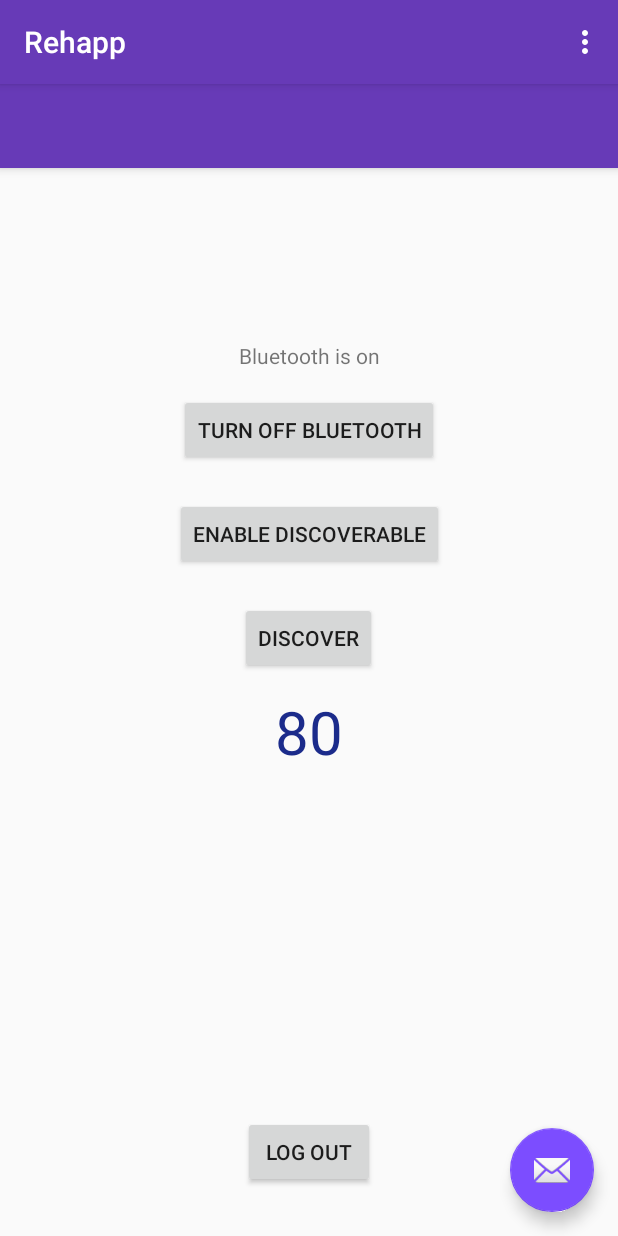
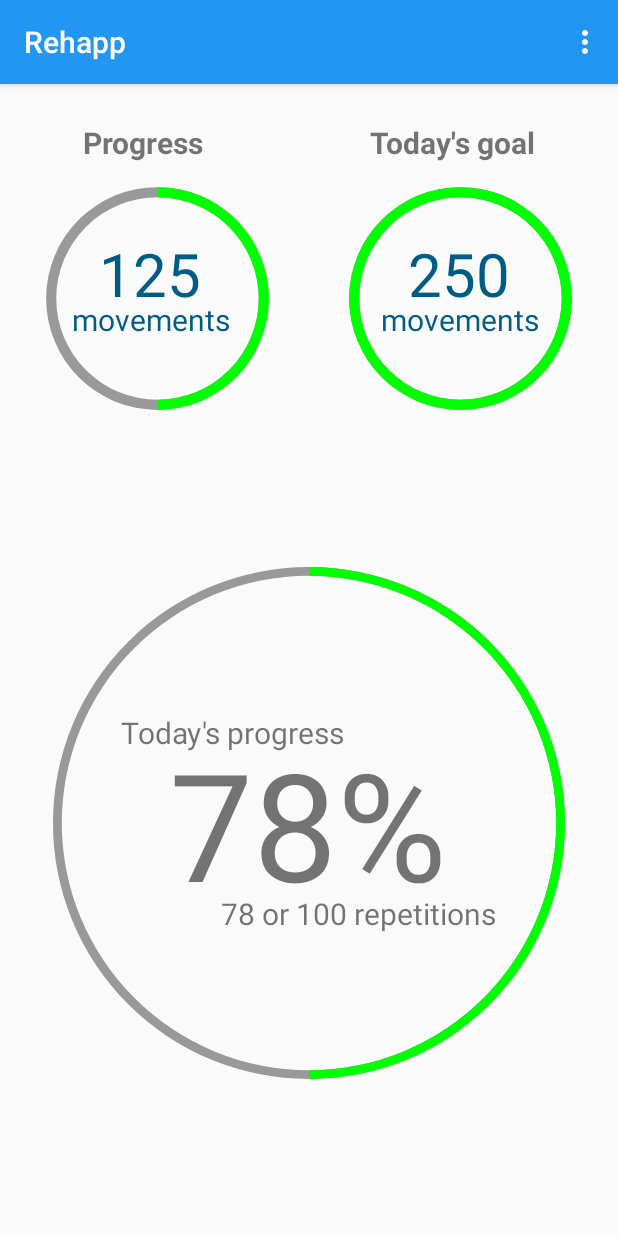
Before and after one commit to jebriella/RehabAppProject, an Android app: the MainActivity screen opened directly, with no data from a screen before it, in the options menu, after a tap on "Today's Progress", on a phone screen of 412 x 824 dp. Run offline under Robolectric (Android 15) with nearby library versions, the phone set to English and light mode, and no system bars; libraries missing offline, so code that uses them is left out: com.firebase.ui.

Commit message:
layout of circular progress bars

```diff
--- a/app/src/main/AndroidManifest.xml
+++ b/app/src/main/AndroidManifest.xml
@@ -28,6 +28,8 @@
 
         <activity
             android:name=".MainActivity"/>
+        <activity
+            android:name=".ProgressActivity"/>
 
     </application>
 
--- a/app/src/main/java/com/example/rehabappproject/MainActivity.java
+++ b/app/src/main/java/com/example/rehabappproject/MainActivity.java
@@ -54,11 +54,11 @@ public class MainActivity extends AppCompatActivity implements AdapterView.OnIte
     protected void onDestroy() {
         Log.d(TAG, "onDestroy: called.");
         super.onDestroy();
-        unregisterReceiver(mBroadcastReceiver1);
-        //unregisterReceiver(mBroadcastReceiver2);
-        unregisterReceiver(mBroadcastReceiver3);
-        unregisterReceiver(mBroadcastReceiver4);
-      //  unregisterReceiver(mBroadcastReceiver1);
+      unregisterReceiver(mBroadcastReceiver1);
+      //  unregisterReceiver(mBroadcastReceiver2);
+      unregisterReceiver(mBroadcastReceiver3);
+      unregisterReceiver(mBroadcastReceiver4);
+      // unregisterReceiver(mBroadcastReceiver1);
         //^^ The above code generates "receiver not registered"
     }
 
@@ -163,7 +163,7 @@ public class MainActivity extends AppCompatActivity implements AdapterView.OnIte
                 .addOnCompleteListener(new OnCompleteListener<Void>() {
                     public void onComplete(@NonNull Task<Void> task) {
                         // user is now signed out
-                        startActivity(new Intent(getApplicationContext(), LoginActivity.class));
+                        // startActivity(new Intent(getApplicationContext(), LoginActivity.class));
                         finish();
                     }
                 });
@@ -389,4 +389,13 @@ public class MainActivity extends AppCompatActivity implements AdapterView.OnIte
             Log.d(TAG, "checkBTPermissions: No need to check permissions. SDK version < LOLLIPOP.");
         }
     }
+
+    public void btnProgress(View view){
+
+        setContentView(R.layout.activity_home);
+
+        //startActivity(new Intent(getApplicationContext(), ProgressActivity.class));
+        //finish();
+
+    }
 }
--- /dev/null
+++ b/app/src/main/java/com/example/rehabappproject/ProgressActivity.java
@@ -0,0 +1,16 @@
+package com.example.rehabappproject;
+
+import android.os.Bundle;
+
+import androidx.appcompat.app.AppCompatActivity;
+
+public class ProgressActivity extends AppCompatActivity {
+
+    @Override
+    protected void onCreate(Bundle savedInstanceState) {
+        super.onCreate(savedInstanceState);
+        setContentView(R.layout.activity_home);
+
+    }
+
+}
--- /dev/null
+++ b/app/src/main/res/drawable/circular.xml
@@ -0,0 +1,50 @@
+<?xml version="1.0" encoding="utf-8"?>
+<!-- code from https://demonuts.com/circular-progress-bar/ -->
+
+<layer-list xmlns:android="http://schemas.android.com/apk/res/android">
+    <item android:id="@android:id/secondaryProgress">
+        <shape
+            android:innerRadiusRatio="4"
+            android:shape="ring"
+            android:thicknessRatio="40"
+            android:useLevel="true">
+
+
+            <gradient
+                android:centerColor="#999999"
+                android:endColor="#999999"
+                android:startColor="#999999"
+                android:type="sweep" />
+        </shape>
+    </item>
+
+    <item android:id="@android:id/progress">
+        <rotate
+            android:fromDegrees="270"
+            android:pivotX="50%"
+            android:pivotY="50%"
+            android:toDegrees="270">
+
+            <shape
+                android:innerRadiusRatio="4"
+                android:shape="ring"
+                android:thicknessRatio="40"
+                android:useLevel="true">
+
+
+                <rotate
+                    android:fromDegrees="0"
+                    android:pivotX="50%"
+                    android:pivotY="50%"
+                    android:toDegrees="360" />
+
+                <gradient
+                    android:centerColor="#00FF00"
+                    android:endColor="#00FF00"
+                    android:startColor="#00FF00"
+                    android:type="sweep" />
+
+            </shape>
+        </rotate>
+    </item>
+</layer-list>
--- /dev/null
+++ b/app/src/main/res/drawable/circular2.xml
@@ -0,0 +1,50 @@
+<?xml version="1.0" encoding="utf-8"?>
+<!-- code from https://demonuts.com/circular-progress-bar/ -->
+
+<layer-list xmlns:android="http://schemas.android.com/apk/res/android">
+    <item android:id="@android:id/secondaryProgress">
+        <shape
+            android:innerRadiusRatio="2.5"
+            android:shape="ring"
+            android:thicknessRatio="70"
+            android:useLevel="true">
+
+
+            <gradient
+                android:centerColor="#999999"
+                android:endColor="#999999"
+                android:startColor="#999999"
+                android:type="sweep" />
+        </shape>
+    </item>
+
+    <item android:id="@android:id/progress">
+        <rotate
+            android:fromDegrees="270"
+            android:pivotX="50%"
+            android:pivotY="50%"
+            android:toDegrees="270">
+
+            <shape
+                android:innerRadiusRatio="2.5"
+                android:shape="ring"
+                android:thicknessRatio="70"
+                android:useLevel="true">
+
+
+                <rotate
+                    android:fromDegrees="0"
+                    android:pivotX="50%"
+                    android:pivotY="50%"
+                    android:toDegrees="360" />
+
+                <gradient
+                    android:centerColor="#00FF00"
+                    android:endColor="#00FF00"
+                    android:startColor="#00FF00"
+                    android:type="sweep" />
+
+            </shape>
+        </rotate>
+    </item>
+</layer-list>
--- /dev/null
+++ b/app/src/main/res/layout/activity_home.xml
@@ -0,0 +1,230 @@
+<?xml version="1.0" encoding="utf-8"?>
+<LinearLayout xmlns:android="http://schemas.android.com/apk/res/android"
+    android:orientation="vertical" android:layout_width="match_parent"
+    android:layout_height="match_parent">
+
+    <LinearLayout
+        android:layout_width="match_parent"
+        android:layout_height="wrap_content"
+        android:orientation="vertical"
+        android:paddingTop="25dp">
+
+
+        <LinearLayout
+            android:layout_width="match_parent"
+            android:layout_height="wrap_content"
+            android:orientation="horizontal"
+            android:layout_gravity="center">
+
+            <TextView
+                android:layout_width="wrap_content"
+                android:layout_height="wrap_content"
+                android:text="Progress"
+                android:gravity="center"
+                android:textStyle="bold"
+                android:layout_weight="1"
+                android:textSize="@dimen/big_text"
+                >
+            </TextView>
+
+            <TextView
+                android:layout_width="wrap_content"
+                android:layout_height="wrap_content"
+                android:text="Today's goal"
+                android:gravity="center"
+                android:textStyle="bold"
+                android:layout_weight="1"
+                android:textSize="@dimen/big_text"
+                >
+
+            </TextView>
+
+        </LinearLayout>
+
+
+
+        <LinearLayout
+            android:layout_width="match_parent"
+            android:layout_height="wrap_content"
+            android:orientation="horizontal"
+            android:layout_gravity="center"
+            android:paddingTop="15dp">
+
+            <RelativeLayout
+                android:layout_width="wrap_content"
+                android:layout_height="wrap_content" >
+
+                <ProgressBar
+                    android:id="@+id/progressBar"
+                    style="?android:attr/progressBarStyleHorizontal"
+                    android:layout_width="200dp"
+                    android:layout_height="150dp"
+                    android:layout_alignParentStart="true"
+                    android:layout_marginStart="0dp"
+                    android:indeterminate="false"
+                    android:max="100"
+                    android:paddingStart="-30dp"
+                    android:paddingEnd="-40dp"
+                    android:progress="50"
+
+                    android:progressDrawable="@drawable/circular"
+                    android:secondaryProgress="100" />
+                <LinearLayout
+                    android:layout_width="wrap_content"
+                    android:layout_height="wrap_content"
+                    android:orientation="vertical">
+
+                    <TextView
+                        android:id="@+id/antal5"
+                        android:layout_width="200dp"
+                        android:layout_height="85dp"
+                        android:gravity="center_horizontal|bottom"
+                        android:text="125"
+                        android:textColor="@color/colorPrimaryDark"
+                        android:textSize="40sp"
+
+                        >
+                    </TextView>
+
+                    <TextView
+                        android:id="@+id/tv4"
+                        android:layout_width="200dp"
+                        android:layout_height="wrap_content"
+                        android:gravity="center_horizontal"
+                        android:text="movements"
+                        android:textColor="@color/colorPrimaryDark"
+                        android:textSize="20sp"
+                        android:layout_marginTop="-10dp"
+
+                        />
+                </LinearLayout>
+
+            </RelativeLayout>
+
+            <RelativeLayout
+                android:layout_width="wrap_content"
+                android:layout_height="wrap_content"
+                >
+
+                <ProgressBar
+                    android:id="@+id/progressBar2"
+                    style="?android:attr/progressBarStyleHorizontal"
+                    android:layout_width="200dp"
+                    android:layout_height="150dp"
+                    android:layout_alignParentEnd="true"
+                    android:layout_marginEnd="0dp"
+                    android:indeterminate="false"
+                    android:max="100"
+                    android:paddingStart="-40dp"
+                    android:paddingEnd="-30dp"
+                    android:progress="100"
+
+                    android:progressDrawable="@drawable/circular"
+                    android:secondaryProgress="100" />
+                <LinearLayout
+                    android:layout_width="match_parent"
+                    android:layout_height="wrap_content"
+                    android:orientation="vertical"
+                    >
+
+                    <TextView
+                        android:id="@+id/antal"
+                        android:layout_width="match_parent"
+                        android:layout_height="85dp"
+                        android:gravity="center_horizontal|bottom"
+                        android:text="250"
+                        android:textColor="@color/colorPrimaryDark"
+                        android:textSize="40sp"
+
+                        >
+                    </TextView>
+
+                    <TextView
+                        android:id="@+id/tv"
+                        android:layout_width="match_parent"
+                        android:layout_height="wrap_content"
+                        android:gravity="center_horizontal"
+                        android:text="movements"
+                        android:textColor="@color/colorPrimaryDark"
+                        android:textSize="20sp"
+                        android:layout_marginTop="-10dp"
+                        />
+                </LinearLayout>
+
+                </RelativeLayout>
+
+
+
+
+
+
+        </LinearLayout>
+
+
+    </LinearLayout>
+
+    <RelativeLayout
+        android:layout_width="match_parent"
+        android:layout_height="wrap_content">
+    <ProgressBar
+        android:id="@+id/circularProgressbar"
+        style="?android:attr/progressBarStyleHorizontal"
+        android:layout_width="match_parent"
+        android:layout_height="400dp"
+        android:indeterminate="false"
+        android:max="100"
+        android:progress="50"
+        android:layout_centerInParent="true"
+        android:progressDrawable="@drawable/circular2"
+        android:secondaryProgress="100"
+        >
+    </ProgressBar>
+
+        <RelativeLayout
+            android:id="@+id/RL1"
+            android:layout_width="250dp"
+            android:layout_height="250dp"
+            android:layout_alignParentBottom="true"
+            android:layout_centerInParent="true"
+            >
+
+            <TextView
+                android:id="@+id/progText1"
+                android:layout_width="wrap_content"
+                android:layout_height="wrap_content"
+                android:text="Today's progress"
+                android:textSize="@dimen/big_text"
+                android:layout_above="@+id/progText2"
+                >
+            </TextView>
+
+            <TextView
+                android:id="@+id/progText2"
+                android:layout_width="wrap_content"
+                android:layout_height="wrap_content"
+                android:text="78%"
+                android:textSize="100sp"
+                android:layout_marginTop="-20dp"
+                android:layout_marginBottom="-20dp"
+                android:gravity="center"
+                android:layout_centerInParent="true"
+                android:layout_centerVertical="true">
+            </TextView>
+
+            <TextView
+                android:id="@+id/progText3"
+                android:layout_width="wrap_content"
+                android:layout_height="wrap_content"
+                android:layout_below="@id/progText2"
+                android:text="78 or 100 repetitions"
+                android:textSize="@dimen/big_text"
+                android:layout_alignParentEnd="true">
+            </TextView>
+        </RelativeLayout>
+
+
+
+    </RelativeLayout>
+
+
+</LinearLayout>
--- a/app/src/main/res/layout/activity_login.xml
+++ b/app/src/main/res/layout/activity_login.xml
@@ -10,4 +10,6 @@
 
 
 
+
+
 </LinearLayout>
--- a/app/src/main/res/layout/activity_main.xml
+++ b/app/src/main/res/layout/activity_main.xml
@@ -5,6 +5,10 @@
     android:layout_width="match_parent"
     android:layout_height="match_parent"
     tools:context=".MainActivity">
+
+    <!--
+    This gives us a double toolbar. I think we should just go with the standard one
+    instead of creating our own. /Simon
 
     <com.google.android.material.appbar.AppBarLayout
         android:layout_width="match_parent"
@@ -19,6 +23,8 @@
             app:popupTheme="@style/AppTheme.PopupOverlay" />
 
     </com.google.android.material.appbar.AppBarLayout>
+    -->
+
 
     <include layout="@layout/content_main" />
 
--- a/app/src/main/res/layout/content_main.xml
+++ b/app/src/main/res/layout/content_main.xml
@@ -78,6 +78,14 @@
         app:layout_constraintTop_toBottomOf="@+id/blueTbutton"
         app:layout_constraintVertical_bias="0.89" />
 
+    <Button
+        android:id="@+id/btnProgress"
+        android:layout_width="wrap_content"
+        android:layout_height="wrap_content"
+        android:onClick="btnProgress"
+        android:text="Progress"
+        />
+
     <ListView
         android:id="@+id/lvNewDevices"
         android:layout_width="288dp"
--- a/app/src/main/res/values/colors.xml
+++ b/app/src/main/res/values/colors.xml
@@ -2,9 +2,9 @@
 <resources>
 
     <color name="colorDarkBlue">#1B2B8B</color>
-    <color name="colorPrimary">#673AB7</color>
-    <color name="colorPrimaryDark">#512DA8</color>
+    <color name="colorPrimary">#2196F3</color>
+    <color name="colorPrimaryDark">#005C85</color>
     <color name="colorPrimaryLight">#EDE7F6</color>
-    <color name="colorAccent">#7C4DFF</color>
-    <color name="colorSecondary">#FFC107</color>
+    <color name="colorAccent">#FFC107</color>
+    <color name="colorSecondary">#4CAF50</color>
 </resources>
--- a/app/src/main/res/values/dimens.xml
+++ b/app/src/main/res/values/dimens.xml
@@ -1,3 +1,7 @@
 <resources>
     <dimen name="fab_margin">16dp</dimen>
+
+    <!-- TEXT -->
+    <dimen name="big_text">20sp</dimen>
+
 </resources>
```
